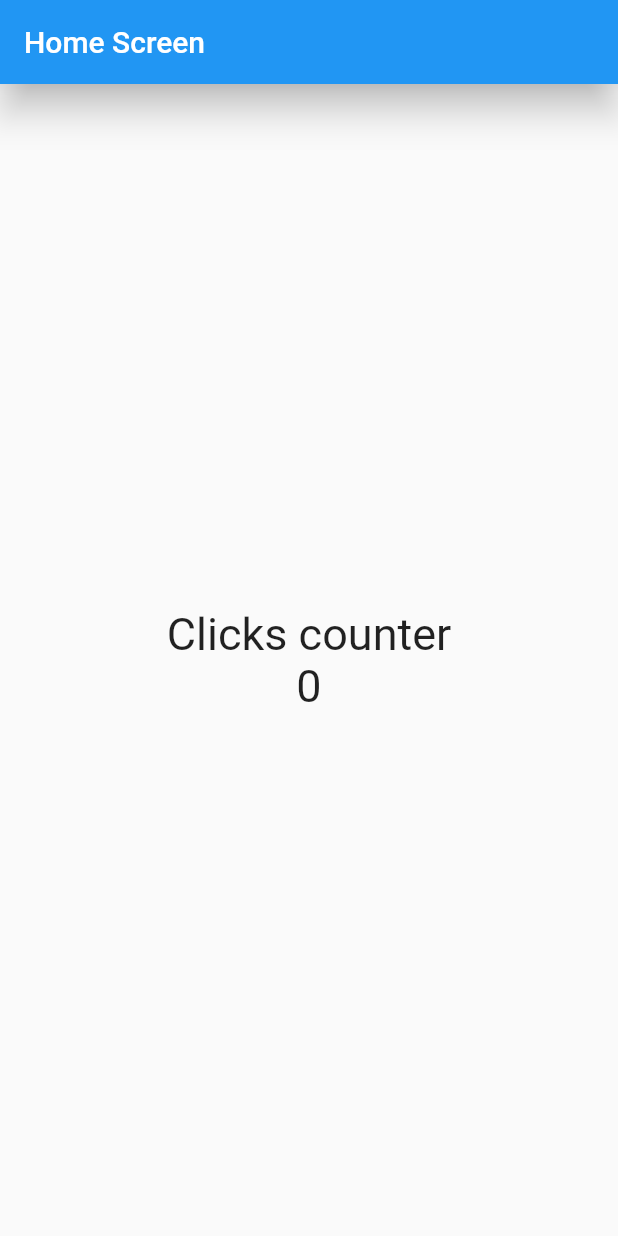
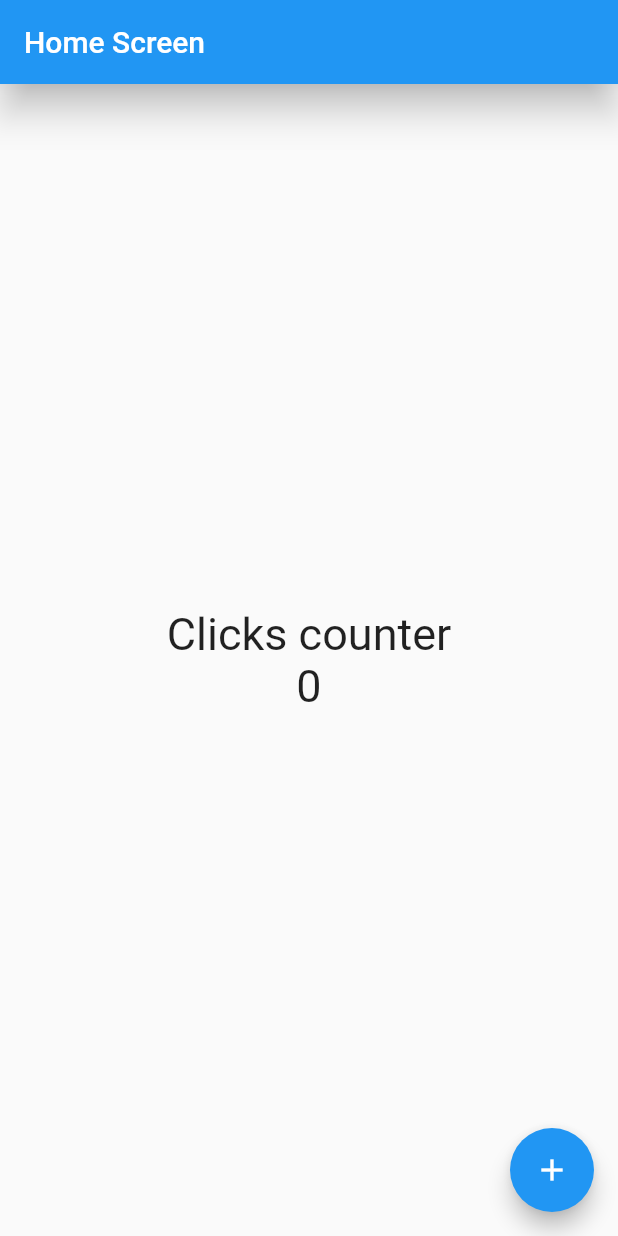
Before and after one commit to sitnesTIC/flutter_applications, a Flutter app: the screen it shows after launch, on a phone screen of 412 x 824 dp. Run offline on Flutter 3.47's test engine with Material 2 defaults, Android fonts, the phone set to English and light mode, and no system bars.

Commit message:
Botón flotante - FloatingActionButton

```diff
--- a/lib/screens/home_screen.dart
+++ b/lib/screens/home_screen.dart
@@ -23,6 +23,13 @@ class HomeScreen extends StatelessWidget {
           ],
         ),
       ),
+      // floatingActionButtonLocation: FloatingActionButtonLocation.centerFloat,
+      floatingActionButton: FloatingActionButton(
+        child: const Icon(Icons.add),
+        onPressed: () {
+          print('Hola món...');
+        },
+      ),
     );
   }
 }
```
